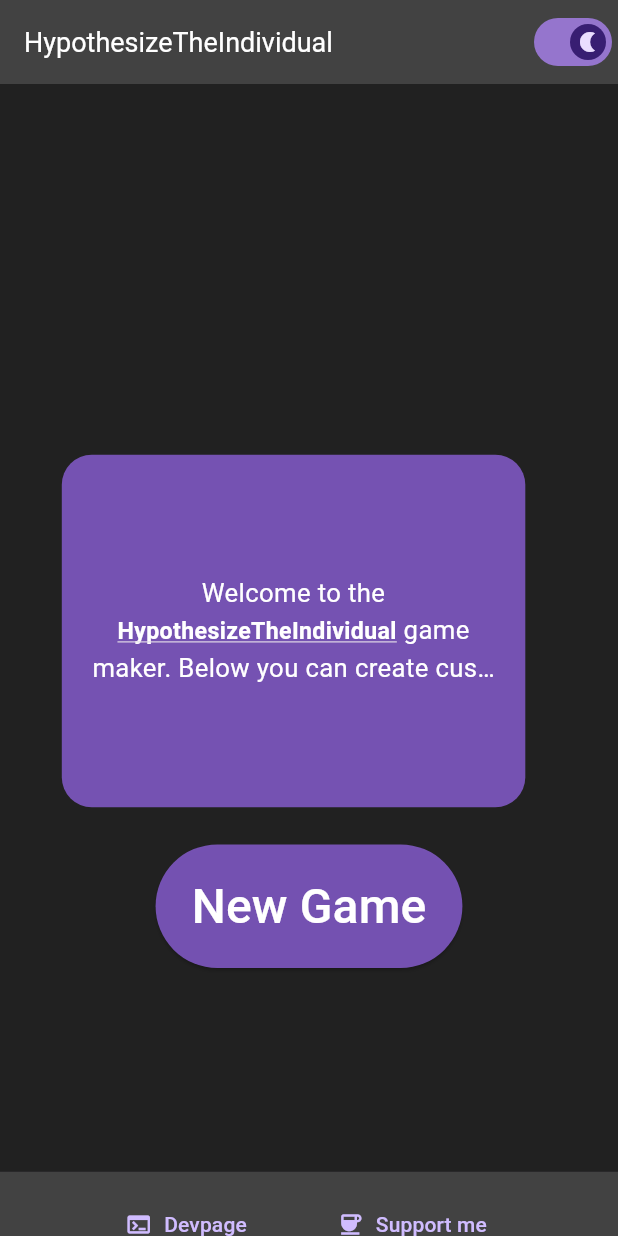
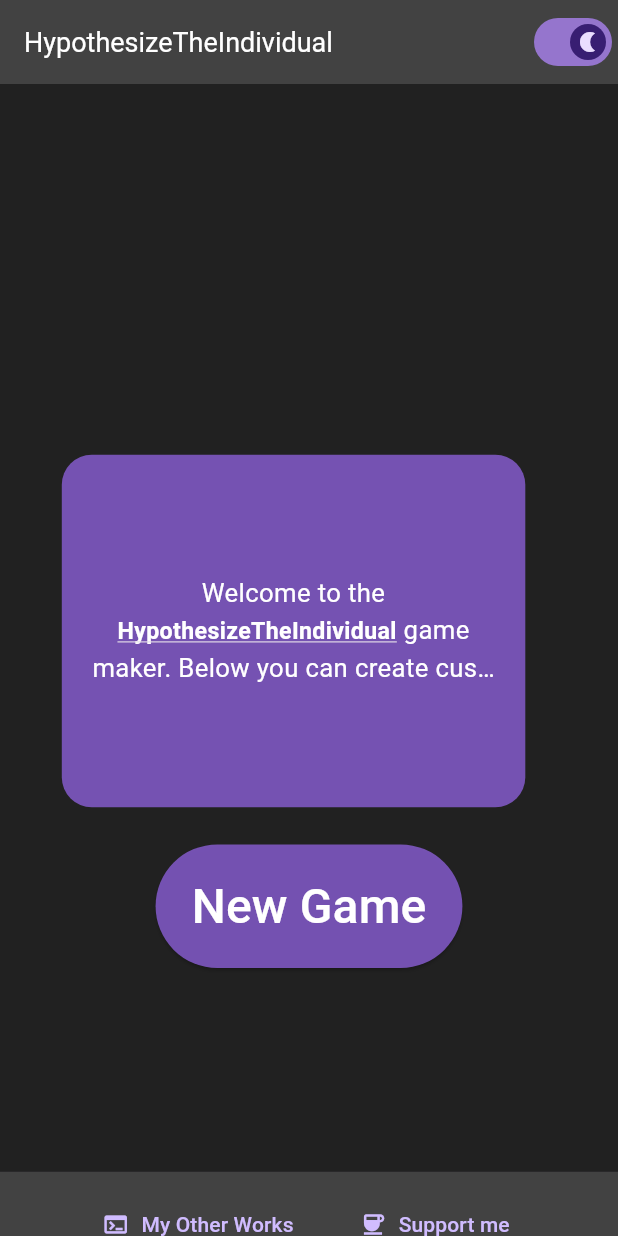
Before and after one commit to rmac-silva/guess_who_creator, a Flutter app: the screen it shows after launch, after a tap on "Support me", on a phone screen of 412 x 824 dp. Run offline on Flutter 3.47's test engine with Material 3 defaults, Android fonts, the phone set to English and light mode, and no system bars; drawn by our look-alikes of auto_size_text; our stand-ins replace file_picker, flutter_layout_grid, routemaster; missing offline and left inert: auto_size_text_field; network calls fail.

Commit message:
Changed links

```diff
--- a/lib/views/game_view.dart
+++ b/lib/views/game_view.dart
@@ -193,7 +193,7 @@ class _GameViewState extends State<GameView> {
                         ? darkTheme.dividerColor
                         : lightTheme.dividerColor,
                     alignment: Alignment.center,
-                    child: LinkFooter(),
+                    child: LinkFooter(gamePage: true,),
                   ),
                 ),
               ],
--- a/lib/views/homepage.dart
+++ b/lib/views/homepage.dart
@@ -66,7 +66,7 @@ class GuessWhoHomepage extends StatelessWidget {
                     ? darkTheme.dividerColor
                     : lightTheme.dividerColor,
                 alignment: Alignment.center,
-                child: LinkFooter(),
+                child: LinkFooter(gamePage: false),
               ),
             ),
           ],
--- a/lib/views/links.dart
+++ b/lib/views/links.dart
@@ -2,27 +2,50 @@ import 'package:flutter/material.dart';
 import 'package:url_launcher/url_launcher.dart';
 
 class LinkFooter extends StatelessWidget {
+  final bool gamePage;
 
-  const LinkFooter({super.key});
+  const LinkFooter({super.key, required this.gamePage});
 
   Future<void> _launchURL(String urlString) async {
     final Uri url = Uri.parse(urlString);
     if (await canLaunchUrl(url)) {
       await launchUrl(url, mode: LaunchMode.externalApplication);
+    } else {
+      throw 'Could not launch $urlString';
     }
   }
 
   @override
   Widget build(BuildContext context) {
+    final List<Widget> footerButtons = [
+      if (gamePage)
+        TextButton.icon(
+          label: const Text("Create Your Own Game!"),
+          icon: const Icon(Icons.public_rounded),
+          onPressed: () => _launchURL('https://guesswho.blazy.uk/#/home'),
+        ),
+      TextButton.icon(
+        label: const Text("My Other Works"),
+        icon: const Icon(Icons.terminal),
+        onPressed: () => _launchURL('https://dev.blazy.uk'),
+      ),
+      TextButton.icon(
+        label: const Text("Support me"),
+        icon: const Icon(Icons.coffee),
+        onPressed: () => _launchURL('https://ko-fi.com/rmacsilva'),
+      ),
+    ];
+
     return Padding(
-      padding: EdgeInsets.symmetric(vertical: 16),
+      padding: const EdgeInsets.symmetric(vertical: 16),
       child: Row(
         mainAxisAlignment: MainAxisAlignment.center,
         children: [
-          TextButton.icon(label: const Text("Devpage"), icon: const Icon(Icons.terminal), onPressed: () => _launchURL('https://dev.blazy.uk'),),
-          SizedBox(width: 32),
-                    TextButton.icon(label: const Text("Support me"), icon: const Icon(Icons.coffee), onPressed: () => _launchURL('https://ko-fi.com/rmacsilva'),),
-
+          for (int i = 0; i < footerButtons.length; i++) ...[
+            footerButtons[i],
+            if (i < footerButtons.length - 1)
+              const SizedBox(width: 16), // No spacing after the last item
+          ],
         ],
       ),
     );
--- a/lib/views/new_game_page.dart
+++ b/lib/views/new_game_page.dart
@@ -66,7 +66,7 @@ class NewGamePage extends StatelessWidget {
                     ? darkTheme.dividerColor
                     : lightTheme.dividerColor,
                 alignment: Alignment.center,
-                child: LinkFooter(),
+                child: LinkFooter(gamePage: false),
               ),
             ),
           ],
```
Also changed, not shown: 1 other file.
